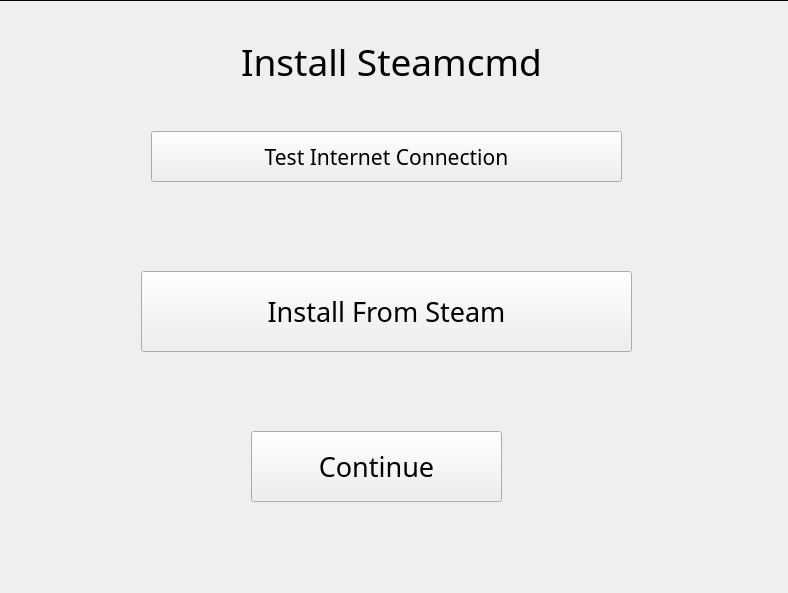
This is form.ui in leodenglovescode/cs2servermanager as Qt 5 draws it before an edit. The edited form follows.
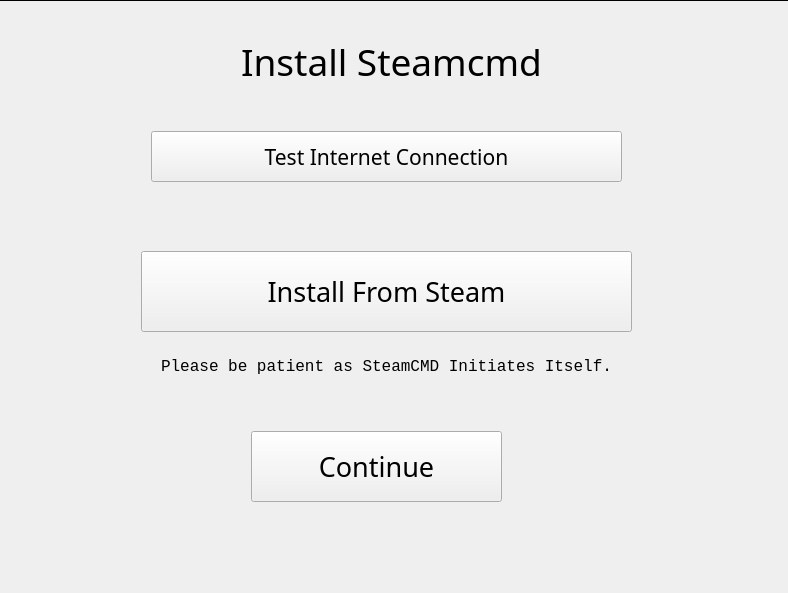
This is the edited form. The open tabs and pages were chosen to show the change.

```diff
--- a/form.ui
+++ b/form.ui
@@ -179,7 +179,7 @@
      <property name="geometry">
       <rect>
        <x>150</x>
-       <y>270</y>
+       <y>250</y>
        <width>491</width>
        <height>81</height>
       </rect>
@@ -232,6 +232,31 @@
       <string>Continue</string>
      </property>
     </widget>
+    <widget class="QLabel" name="installsteamcmd_note">
+     <property name="geometry">
+      <rect>
+       <x>150</x>
+       <y>350</y>
+       <width>491</width>
+       <height>31</height>
+      </rect>
+     </property>
+     <property name="font">
+      <font>
+       <family>Consolas</family>
+       <pointsize>12</pointsize>
+      </font>
+     </property>
+     <property name="text">
+      <string>Please be patient as SteamCMD Initiates Itself.</string>
+     </property>
+     <property name="alignment">
+      <set>Qt::AlignmentFlag::AlignCenter</set>
+     </property>
+     <property name="wordWrap">
+      <bool>true</bool>
+     </property>
+    </widget>
    </widget>
    <widget class="QWidget" name="CreateServerStep2">
     <widget class="QPushButton" name="installserver_button">
```
Left out of the diff: 6 changed lines with no effect on the pictures.
